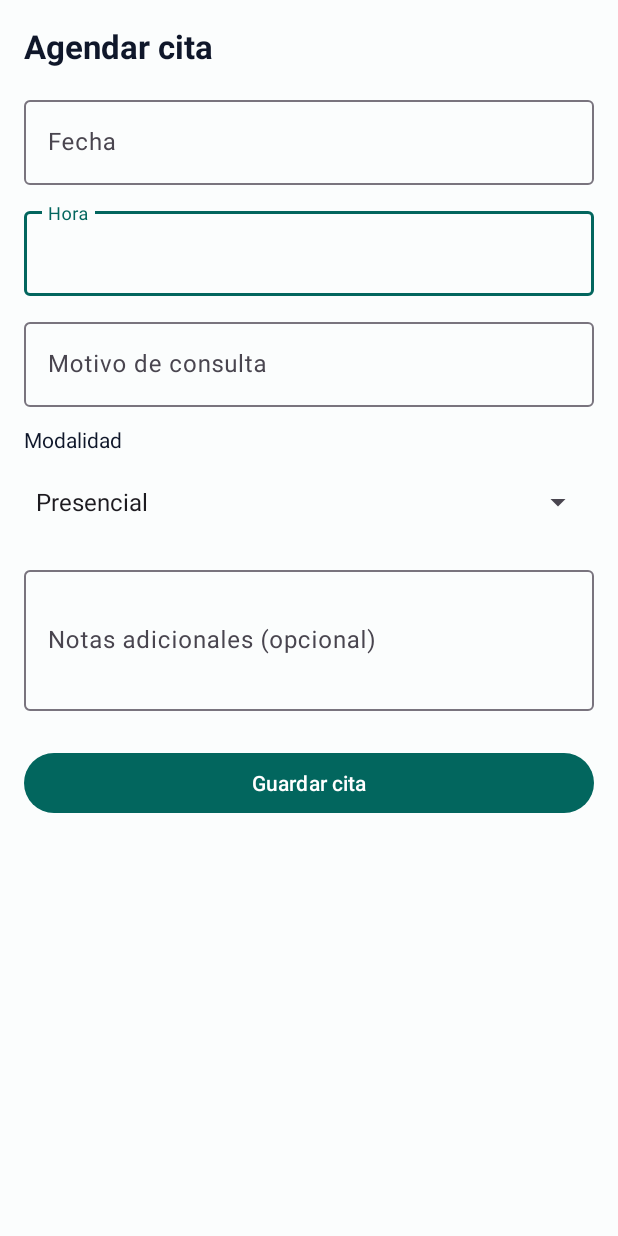
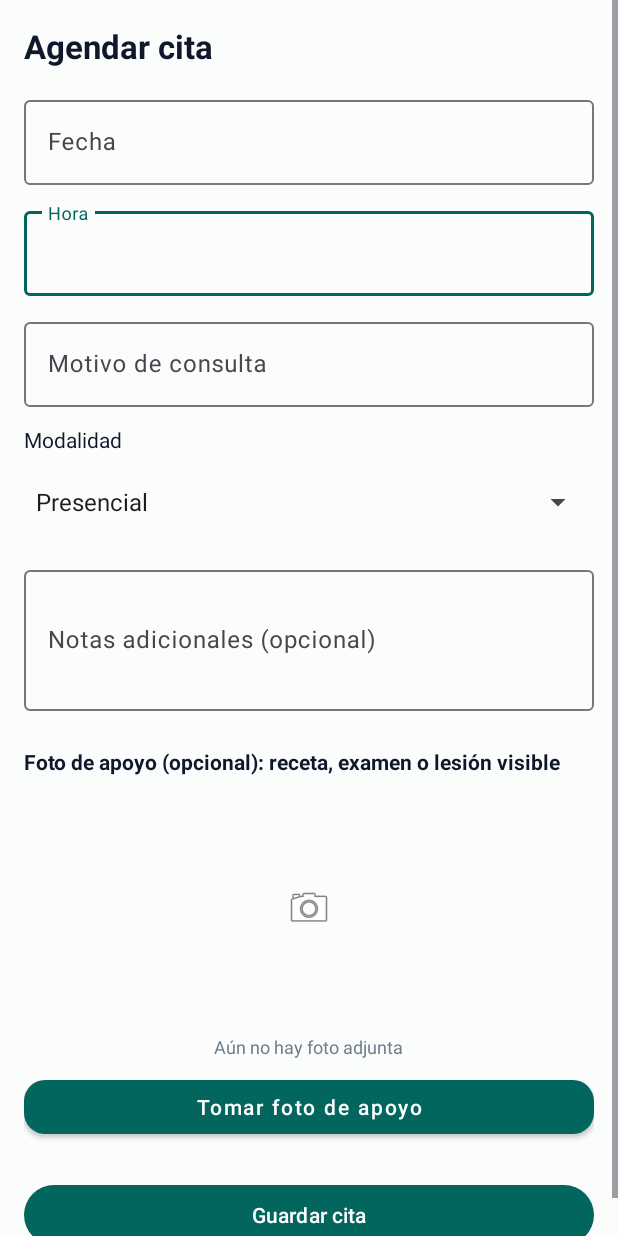
Before and after one commit to Jose200863/Aplicacion-HealthCare, an Android app: the FormularioCitaActivity screen opened directly, with no data from a screen before it, on a phone screen of 412 x 824 dp. Run offline under Robolectric (Android 15) with nearby library versions, the phone set to English and light mode, and no system bars.

Commit message:
feat: Se agrega la integración de la cámara con CamaraHelper
Se añade un botón en el formulario de cita para tomar una foto de apoyo. CamaraHelper maneja el permiso de cámara, la captura y los errores.

```diff
--- a/app/src/main/AndroidManifest.xml
+++ b/app/src/main/AndroidManifest.xml
@@ -1,5 +1,9 @@
 <?xml version="1.0" encoding="utf-8"?>
 <manifest xmlns:android="http://schemas.android.com/apk/res/android">
+
+    <uses-permission android:name="android.permission.CAMERA" />
+
+    <uses-feature android:name="android.hardware.camera" android:required="false" />
 
     <application
         android:allowBackup="true"
--- /dev/null
+++ b/app/src/main/java/com/example/aplicacion_healthcare/CamaraHelper.kt
@@ -0,0 +1,53 @@
+package com.example.aplicacion_healthcare
+
+import android.Manifest
+import android.content.ActivityNotFoundException
+import android.content.pm.PackageManager
+import android.graphics.Bitmap
+import android.widget.Toast
+import androidx.activity.ComponentActivity
+import androidx.activity.result.contract.ActivityResultContracts
+import androidx.core.content.ContextCompat
+
+// Maneja el permiso de cámara y la captura de la foto.
+// Se crea como propiedad de la Activity y avisa con "alRecibirFoto".
+class CamaraHelper(
+    private val activity: ComponentActivity,
+    private val alRecibirFoto: (Bitmap?) -> Unit
+) {
+
+    // Pide el permiso de cámara; si lo dan, abre la cámara.
+    private val permisoCamara =
+        activity.registerForActivityResult(ActivityResultContracts.RequestPermission()) { concedido ->
+            if (concedido) {
+                abrirCamara()
+            } else {
+                Toast.makeText(activity, R.string.foto_permiso_denegado, Toast.LENGTH_SHORT).show()
+            }
+        }
+
+    // Recibe la foto tomada (null si el usuario cancela).
+    private val tomarFoto =
+        activity.registerForActivityResult(ActivityResultContracts.TakePicturePreview()) { foto ->
+            alRecibirFoto(foto)
+        }
+
+    // Si ya hay permiso abre la cámara; si no, lo solicita.
+    fun solicitarFoto() {
+        val permiso = ContextCompat.checkSelfPermission(activity, Manifest.permission.CAMERA)
+        if (permiso == PackageManager.PERMISSION_GRANTED) {
+            abrirCamara()
+        } else {
+            permisoCamara.launch(Manifest.permission.CAMERA)
+        }
+    }
+
+    // Abre la cámara; si no hay app de cámara, avisa al usuario.
+    private fun abrirCamara() {
+        try {
+            tomarFoto.launch(null)
+        } catch (e: ActivityNotFoundException) {
+            Toast.makeText(activity, R.string.foto_sin_camara, Toast.LENGTH_SHORT).show()
+        }
+    }
+}
--- a/app/src/main/java/com/example/aplicacion_healthcare/FormularioCitaActivity.kt
+++ b/app/src/main/java/com/example/aplicacion_healthcare/FormularioCitaActivity.kt
@@ -16,6 +16,9 @@ import java.text.ParsePosition
 import java.text.SimpleDateFormat
 import java.util.Calendar
 import java.util.Locale
+import android.graphics.Bitmap
+import android.widget.ImageView
+import android.widget.TextView
 
 // Pantalla formulario: crear o editar una cita.
 // Si llega "cita_id" por Intent es modo edición; si no, es modo creación.
@@ -27,10 +30,26 @@ class FormularioCitaActivity : AppCompatActivity() {
     private lateinit var spModalidad: Spinner
     private lateinit var etNotas: EditText
     private lateinit var btnGuardar: Button
+    private lateinit var ivFotoCita: ImageView
+    private lateinit var tvEstadoFoto: TextView
+    private lateinit var btnTomarFoto: Button
 
     private var citaId: Int = -1
     private var medicoId: Int = -1
     private var fechaParaGuardar: String = ""
+
+    // La foto de apoyo se guarda solo en memoria mientras el formulario está abierto.
+    private var fotoAdjunta: Bitmap? = null
+
+    private val camara = CamaraHelper(this) { foto ->
+        if (foto != null) {
+            fotoAdjunta = foto
+            ivFotoCita.setImageBitmap(foto)
+            tvEstadoFoto.setText(R.string.foto_exito)
+        } else {
+            tvEstadoFoto.setText(R.string.foto_cancelada)
+        }
+    }
 
     override fun onCreate(savedInstanceState: Bundle?) {
         super.onCreate(savedInstanceState)
@@ -53,6 +72,8 @@ class FormularioCitaActivity : AppCompatActivity() {
 
         etFecha.setOnClickListener { mostrarSelectorFecha() }
 
+        btnTomarFoto.setOnClickListener { camara.solicitarFoto() }
+
         btnGuardar.setOnClickListener {
             guardarCita()
         }
@@ -65,6 +86,9 @@ class FormularioCitaActivity : AppCompatActivity() {
         spModalidad = findViewById(R.id.spModalidad)
         etNotas = findViewById(R.id.etNotas)
         btnGuardar = findViewById(R.id.btnGuardar)
+        ivFotoCita = findViewById(R.id.ivFotoCita)
+        tvEstadoFoto = findViewById(R.id.tvEstadoFoto)
+        btnTomarFoto = findViewById(R.id.btnTomarFoto)
     }
 
     private fun cargarCita() {
@@ -75,7 +99,11 @@ class FormularioCitaActivity : AppCompatActivity() {
             fechaParaGuardar = cita.fecha
             val fechaGuardada = SimpleDateFormat("yyyy-MM-dd", Locale.US).parse(cita.fecha)
             if (fechaGuardada != null) {
-                etFecha.setText(SimpleDateFormat("dd/MM/yyyy", Locale.getDefault()).format(fechaGuardada))
+                etFecha.setText(
+                    SimpleDateFormat("dd/MM/yyyy", Locale.getDefault()).format(
+                        fechaGuardada
+                    )
+                )
             }
             etHora.setText(cita.hora)
             etMotivo.setText(cita.motivo)
@@ -106,7 +134,8 @@ class FormularioCitaActivity : AppCompatActivity() {
 
         val hoyIso = SimpleDateFormat("yyyy-MM-dd", Locale.US).format(Calendar.getInstance().time)
         if (fechaParaGuardar < hoyIso) {
-            Toast.makeText(this, "Ingresa una fecha válida de hoy en adelante", Toast.LENGTH_SHORT).show()
+            Toast.makeText(this, "Ingresa una fecha válida de hoy en adelante", Toast.LENGTH_SHORT)
+                .show()
             return
         }
 
@@ -162,7 +191,15 @@ class FormularioCitaActivity : AppCompatActivity() {
         DatePickerDialog(
             this,
             { _, anio, mes, dia ->
-                etFecha.setText(String.format(Locale.getDefault(), "%02d/%02d/%04d", dia, mes + 1, anio))
+                etFecha.setText(
+                    String.format(
+                        Locale.getDefault(),
+                        "%02d/%02d/%04d",
+                        dia,
+                        mes + 1,
+                        anio
+                    )
+                )
                 fechaParaGuardar = String.format(Locale.US, "%04d-%02d-%02d", anio, mes + 1, dia)
             },
             calendarioInicial.get(Calendar.YEAR),
--- a/app/src/main/res/layout/activity_formulario_cita.xml
+++ b/app/src/main/res/layout/activity_formulario_cita.xml
@@ -98,6 +98,43 @@
                 android:minLines="3" />
         </com.google.android.material.textfield.TextInputLayout>
 
+        <TextView
+            android:layout_width="match_parent"
+            android:layout_height="wrap_content"
+            android:text="@string/formulario_foto_titulo"
+            android:textColor="@color/navy_texto"
+            android:textSize="14sp"
+            android:textStyle="bold"
+            android:layout_marginBottom="8dp" />
+
+        <ImageView
+            android:id="@+id/ivFotoCita"
+            android:layout_width="match_parent"
+            android:layout_height="160dp"
+            android:contentDescription="@string/formulario_foto_titulo"
+            android:scaleType="centerInside"
+            android:src="@android:drawable/ic_menu_camera" />
+
+        <TextView
+            android:id="@+id/tvEstadoFoto"
+            android:layout_width="wrap_content"
+            android:layout_height="wrap_content"
+            android:layout_gravity="center_horizontal"
+            android:layout_marginTop="4dp"
+            android:text="@string/foto_sin_adjuntar"
+            android:textColor="@color/gris_secundario"
+            android:textSize="12sp" />
+
+        <Button
+            android:id="@+id/btnTomarFoto"
+            style="@style/BotonPrimario"
+            android:layout_width="match_parent"
+            android:layout_height="wrap_content"
+            android:layout_marginTop="8dp"
+            android:layout_marginBottom="24dp"
+            android:text="@string/formulario_tomar_foto"
+            android:textAllCaps="false" />
+
         <Button
             android:id="@+id/btnGuardar"
             android:layout_width="match_parent"
--- /dev/null
+++ b/app/src/main/res/values/strings_camara.xml
@@ -0,0 +1,10 @@
+<?xml version="1.0" encoding="utf-8"?>
+<resources>
+    <string name="formulario_foto_titulo">Foto de apoyo (opcional): receta, examen o lesión visible</string>
+    <string name="formulario_tomar_foto">Tomar foto de apoyo</string>
+    <string name="foto_sin_adjuntar">Aún no hay foto adjunta</string>
+    <string name="foto_exito">Foto capturada correctamente</string>
+    <string name="foto_cancelada">Captura cancelada</string>
+    <string name="foto_permiso_denegado">Permiso de cámara denegado. No se puede tomar la foto</string>
+    <string name="foto_sin_camara">No hay una cámara disponible en este dispositivo</string>
+</resources>
```
